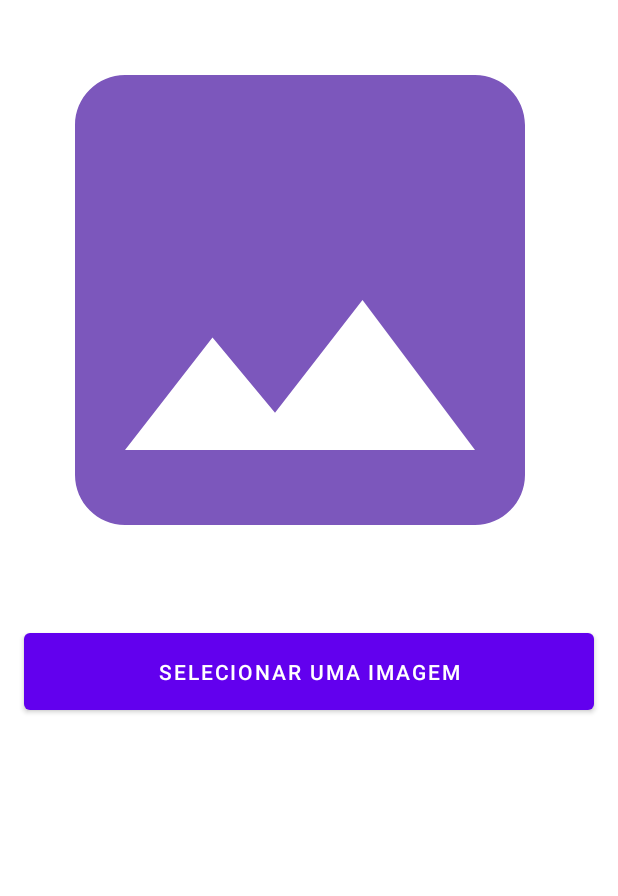
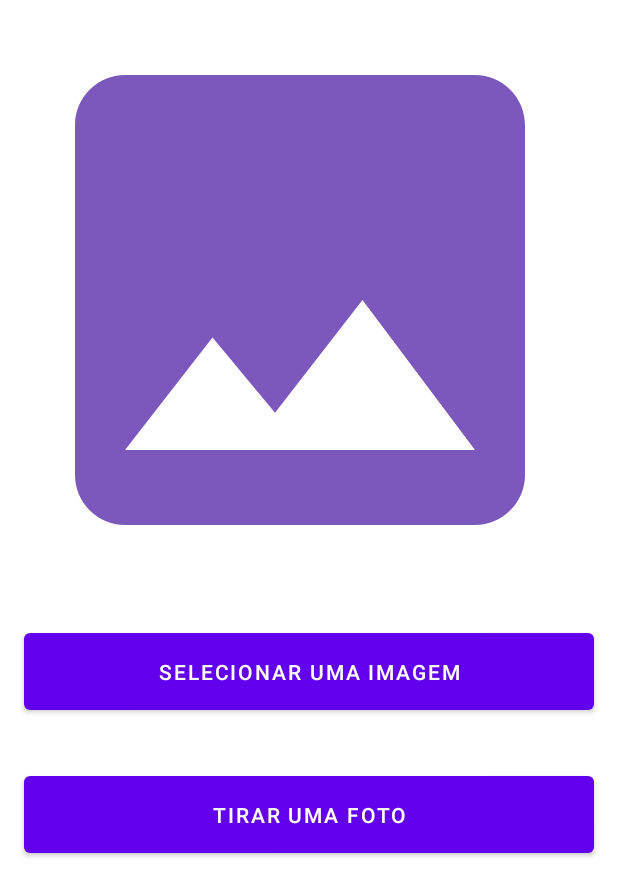
Before and after one commit to chicorasia/bootcamp-fotos, an Android app: the layout activity_main.xml on its own in the app's theme, with its tools: preview values and no code run, on a phone screen of 412 x 824 dp. Shown: the top 896 px of the screen. Run offline under Robolectric (Android 15) with nearby library versions, the phone set to English and light mode, and no system bars.

```diff
--- a/app/src/main/AndroidManifest.xml
+++ b/app/src/main/AndroidManifest.xml
@@ -3,6 +3,8 @@
     package="br.com.chicorialabs.fotosbootcamp">
 
     <uses-permission android:name="android.permission.READ_EXTERNAL_STORAGE"/>
+    <uses-permission android:name="android.permission.CAMERA"/>
+    <uses-permission android:name="android.permission.WRITE_EXTERNAL_STORAGE"/>
 
     <application
         android:allowBackup="true"
--- a/app/src/main/res/layout/activity_main.xml
+++ b/app/src/main/res/layout/activity_main.xml
@@ -26,6 +26,16 @@
         style="@style/Widget.MaterialComponents.Button"
         />
 
+    <com.google.android.material.button.MaterialButton
+        android:id="@+id/take_picture_btn"
+        android:layout_width="match_parent"
+        android:layout_height="wrap_content"
+        android:layout_margin="16dp"
+        android:padding="16dp"
+        android:text="@string/tirar_foto_btn"
+        style="@style/Widget.MaterialComponents.Button"
+        />
+
 
 
 
--- a/app/src/main/res/values/strings.xml
+++ b/app/src/main/res/values/strings.xml
@@ -2,4 +2,5 @@
     <string name="app_name">FotosBootcamp</string>
     <string name="imagem_description">Imagem a ser selecionada pelo usuário</string>
     <string name="btn_select_image">Selecionar uma imagem</string>
+    <string name="tirar_foto_btn">tirar uma foto</string>
 </resources>
```
Also changed, not shown: app/src/main/java/br/com/chicorialabs/fotosbootcamp/MainActivity.kt (+79 -11 lines).
